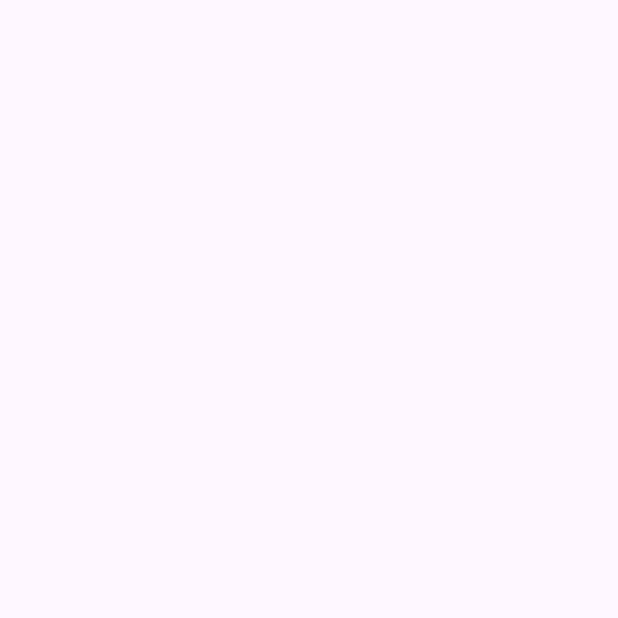
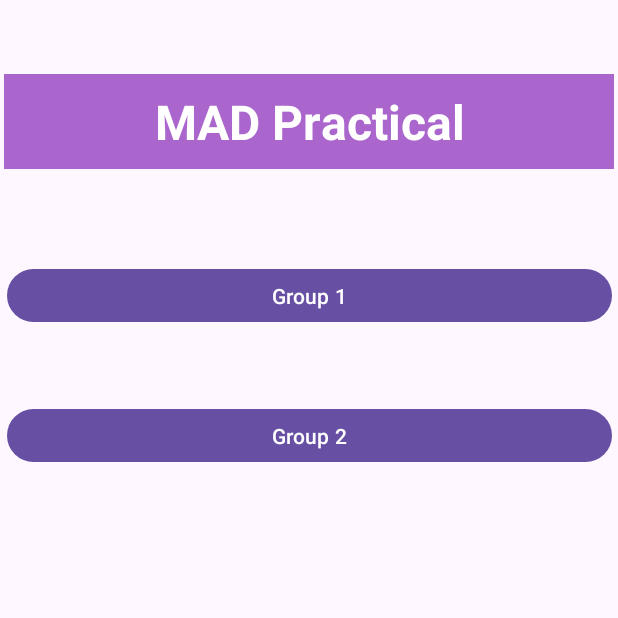
Before and after one commit to MAD11877/ay2024-mad-prac-3-event-handling-KurvyHerv, an Android app: the MessageGroup screen opened directly, with no data from a screen before it, on a phone screen of 412 x 824 dp, the top half of it. Before the commit the part shown is empty. Run offline under Robolectric (Android 15) with nearby library versions, the phone set to English and light mode, and no system bars.

Commit message:
Prac 3 challenge submission

```diff
--- a/app/src/main/java/sg/edu/np/mad/madpractical3/MessageGroup.java
+++ b/app/src/main/java/sg/edu/np/mad/madpractical3/MessageGroup.java
@@ -1,12 +1,16 @@
 package sg.edu.np.mad.madpractical3;
 
 import android.os.Bundle;
+import android.view.View;
+import android.widget.Button;
 
 import androidx.activity.EdgeToEdge;
 import androidx.appcompat.app.AppCompatActivity;
 import androidx.core.graphics.Insets;
 import androidx.core.view.ViewCompat;
 import androidx.core.view.WindowInsetsCompat;
+import androidx.fragment.app.Fragment;
+import androidx.fragment.app.FragmentManager;
 
 public class MessageGroup extends AppCompatActivity {
 
@@ -20,5 +24,31 @@ public class MessageGroup extends AppCompatActivity {
             v.setPadding(systemBars.left, systemBars.top, systemBars.right, systemBars.bottom);
             return insets;
         });
+
+        Button group1Btn = findViewById(R.id.group1Btn);
+        Button group2Btn = findViewById(R.id.group2Btn);
+        FragmentManager fragmentManager = getSupportFragmentManager();
+
+        group1Btn.setOnClickListener(new View.OnClickListener() {
+            @Override
+            public void onClick(View v) {
+                fragmentManager.beginTransaction()
+                        .replace(R.id.frameLayout, Group1.class, null)
+                        .setReorderingAllowed(true)
+                        .addToBackStack(null)
+                        .commit();
+            }
+        });
+
+        group2Btn.setOnClickListener(new View.OnClickListener() {
+            @Override
+            public void onClick(View v) {
+                fragmentManager.beginTransaction()
+                        .replace(R.id.frameLayout, Group2.class, null)
+                        .setReorderingAllowed(true)
+                        .addToBackStack(null)
+                        .commit();
+            }
+        });
     }
 }
--- a/app/src/main/res/layout/activity_main.xml
+++ b/app/src/main/res/layout/activity_main.xml
@@ -84,7 +84,7 @@
         app:layout_constraintTop_toBottomOf="@+id/tvName" />
 
     <Button
-        android:id="@+id/button2"
+        android:id="@+id/btnMessage"
         android:layout_width="20mm"
         android:layout_height="8mm"
         android:layout_marginStart="30dp"
@@ -103,7 +103,7 @@
         android:layout_marginTop="30dp"
         android:layout_marginEnd="30dp"
         android:text="FOLLOW"
-        app:layout_constraintEnd_toStartOf="@+id/button2"
+        app:layout_constraintEnd_toStartOf="@+id/btnMessage"
         app:layout_constraintHorizontal_bias="0.5"
         app:layout_constraintHorizontal_chainStyle="spread"
         app:layout_constraintStart_toStartOf="parent"
--- a/app/src/main/res/layout/activity_message_group.xml
+++ b/app/src/main/res/layout/activity_message_group.xml
@@ -5,6 +5,66 @@
     android:id="@+id/main"
     android:layout_width="match_parent"
     android:layout_height="match_parent"
-    tools:context=".MessageGroup">
+    tools:context=".MainActivity">
+
+    <TextView
+        android:id="@+id/textView"
+        android:layout_width="wrap_content"
+        android:layout_height="wrap_content"
+        android:layout_marginStart="3dp"
+        android:layout_marginTop="16dp"
+        android:layout_marginEnd="3dp"
+        android:layout_marginBottom="15dp"
+        android:background="@android:color/holo_purple"
+        android:paddingLeft="100dp"
+        android:paddingTop="10dp"
+        android:paddingRight="100dp"
+        android:paddingBottom="10dp"
+        android:text="MAD Practical"
+        android:textAlignment="center"
+        android:textColor="#FFFFFF"
+        android:textSize="32dp"
+        android:textStyle="bold"
+        app:layout_constraintBottom_toTopOf="@+id/group1Btn"
+        app:layout_constraintEnd_toEndOf="parent"
+        app:layout_constraintStart_toStartOf="parent"
+        app:layout_constraintTop_toTopOf="parent" />
+
+    <Button
+        android:id="@+id/group1Btn"
+        android:layout_width="403dp"
+        android:layout_height="43dp"
+        android:layout_marginTop="14dp"
+        android:layout_marginBottom="6dp"
+        android:text="Group 1"
+        app:layout_constraintBottom_toTopOf="@+id/group2Btn"
+        app:layout_constraintEnd_toEndOf="parent"
+        app:layout_constraintHorizontal_bias="0.5"
+        app:layout_constraintStart_toStartOf="parent"
+        app:layout_constraintTop_toBottomOf="@+id/textView" />
+
+    <FrameLayout
+        android:id="@+id/frameLayout"
+        android:layout_width="411dp"
+        android:layout_height="425dp"
+        android:layout_marginTop="10dp"
+        app:layout_constraintBottom_toBottomOf="parent"
+        app:layout_constraintEnd_toEndOf="parent"
+        app:layout_constraintStart_toStartOf="parent"
+        app:layout_constraintTop_toBottomOf="@+id/group2Btn"/>
+
+    <Button
+        android:id="@+id/group2Btn"
+        android:layout_width="403dp"
+        android:layout_height="43dp"
+        android:layout_marginStart="4dp"
+        android:layout_marginTop="10dp"
+        android:layout_marginEnd="4dp"
+        android:layout_marginBottom="10dp"
+        android:text="Group 2"
+        app:layout_constraintBottom_toTopOf="@+id/frameLayout"
+        app:layout_constraintEnd_toEndOf="parent"
+        app:layout_constraintStart_toStartOf="parent"
+        app:layout_constraintTop_toBottomOf="@+id/group1Btn" />
 
 </androidx.constraintlayout.widget.ConstraintLayout>
--- a/app/src/main/res/values/strings.xml
+++ b/app/src/main/res/values/strings.xml
@@ -4,4 +4,6 @@
     <string name="dialog_title">Profile</string>
     <string name="option1">View</string>
     <string name="option2">CLOSE</string>
+    <!-- TODO: Remove or change this placeholder text -->
+    <string name="hello_blank_fragment">Hello blank fragment</string>
 </resources>
```
Also changed, not shown: app/src/main/java/sg/edu/np/mad/madpractical3/Group1.java (added, +64 -0 lines), app/src/main/java/sg/edu/np/mad/madpractical3/Group2.java (added, +64 -0 lines), app/src/main/java/sg/edu/np/mad/madpractical3/MainActivity.java (+10 -0 lines), app/src/main/res/layout/fragment_group1.xml (added, +18 -0 lines), app/src/main/res/layout/fragment_group2.xml (added, +20 -0 lines).
